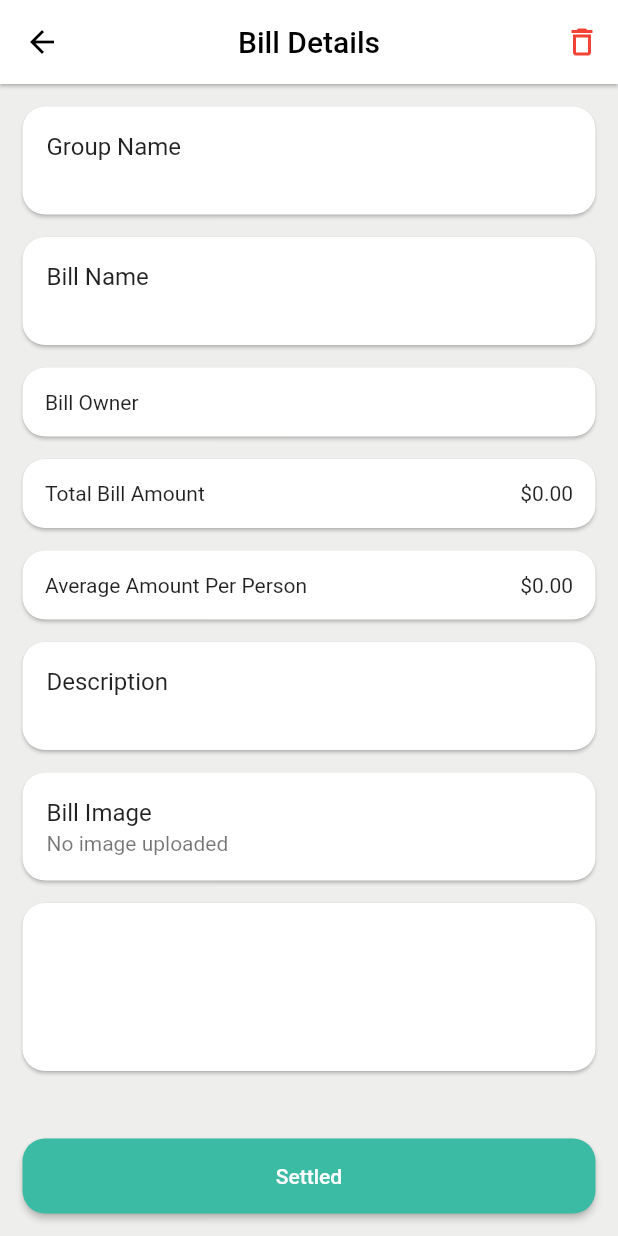
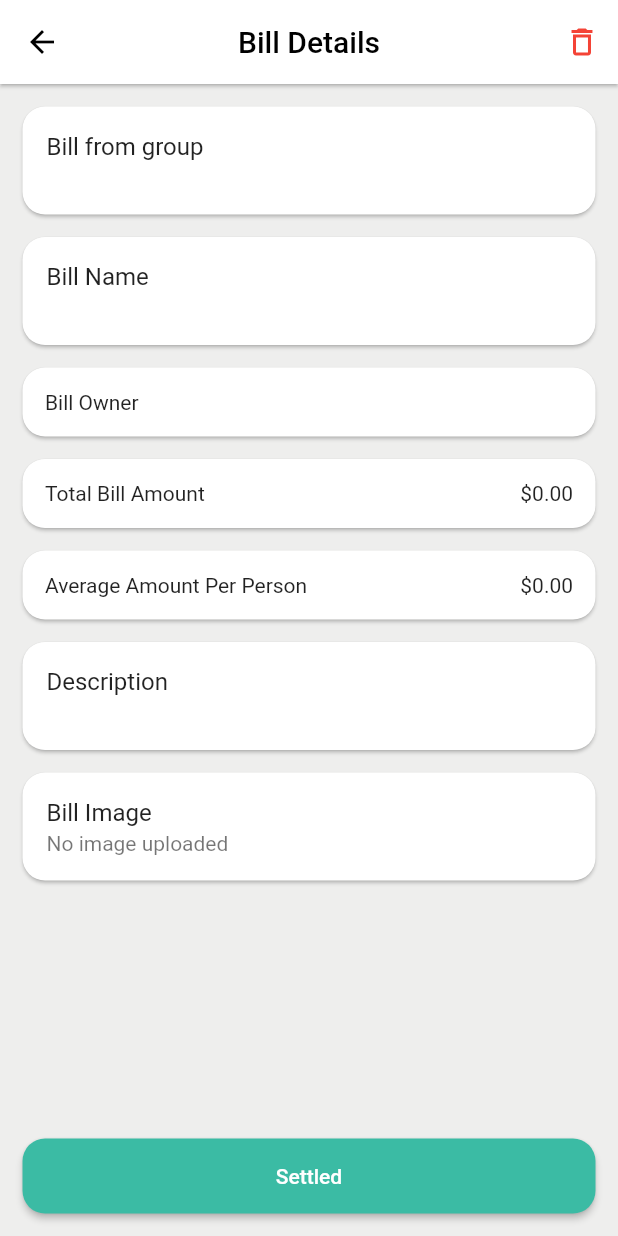
Before and after one commit to jakura987/ModernSpiltBill, a Flutter app: the BillDetailPage screen opened directly with empty values, on a phone screen of 412 x 824 dp. Run offline on Flutter 3.47's test engine with Material 2 defaults, Android fonts, the phone set to English and light mode, and no system bars; our stand-ins replace cloud_firestore, firebase_auth, firebase_core, firebase_storage, fl_chart, flutter_image_compress and 2 more; missing offline and left inert: google_mlkit_text_recognition; accounts and stored records are empty.

Commit message:
fix bugs

```diff
--- a/lib/main_module/bill_detail_page.dart
+++ b/lib/main_module/bill_detail_page.dart
@@ -108,7 +108,8 @@ class BillDetailPage extends StatelessWidget {
           ),
         ],
       ),
-      body: Center(
+      body: SingleChildScrollView(
+        child: Center(
           child: Padding(
             padding: EdgeInsets.all(15.0),
             child: Column(
@@ -121,7 +122,7 @@ class BillDetailPage extends StatelessWidget {
                     borderRadius: BorderRadius.circular(15),
                   ),
                   child: ListTile(
-                  title: Text('Group Name'),
+                    title: Text('Bill from group'),
                     subtitle: Text(bill.groupName ??
                         'Unknown'), // Use the groupName. If null, display 'Unknown'
                   ),
@@ -237,13 +238,14 @@ class BillDetailPage extends StatelessWidget {
                 ],
 
                 // People Status Card
-              Expanded(
-                child: Card(
+                  Card(
                     margin: EdgeInsets.only(bottom: 15),
                     shape: RoundedRectangleBorder(
                       borderRadius: BorderRadius.circular(15),
                     ),
                     child: ListView.builder(
+                      shrinkWrap: true,
+                      physics: NeverScrollableScrollPhysics(),
                       itemCount: peopleStatus.length,
                       itemBuilder: (context, index) {
                         return ListTile(
@@ -261,8 +263,8 @@ class BillDetailPage extends StatelessWidget {
                       },
                     ),
                   ),
+              ],
             ),
-            ],
           ),
         ),
       ),
--- a/lib/main_module/bill_page.dart
+++ b/lib/main_module/bill_page.dart
@@ -63,8 +63,6 @@ class _ShowBillState extends State<BillPage>
     _tabController?.dispose();
     super.dispose();
   }
-
-
   bool _isInit = true;
 
   @override
@@ -175,12 +173,10 @@ class _ShowBillState extends State<BillPage>
             return null;
           }
         }).where((billBox) => billBox != null).toList().cast<BillBox>();
-
         return ListView(children: bills);
       },
     );
   }
-
 }
 
 
--- a/lib/main_module/create_group.dart
+++ b/lib/main_module/create_group.dart
@@ -98,6 +98,7 @@ class _CreateGroupPageState extends State<CreateGroupPage> {
                 TextField(
                   controller: _groupNameController,
                   decoration: InputDecoration(
+                    hintText: "Enter group name",
                     border: UnderlineInputBorder(
                       borderSide: BorderSide(color: Palette.primaryColor),
                     ),
@@ -146,6 +147,7 @@ class _CreateGroupPageState extends State<CreateGroupPage> {
                     TextField(
                       controller: _searchUserController,
                       decoration: InputDecoration(
+                        hintText: "Enter email",
                         border: UnderlineInputBorder(
                           borderSide: BorderSide(color: Palette.primaryColor),
                         ),
--- a/lib/main_module/settings_page.dart
+++ b/lib/main_module/settings_page.dart
@@ -131,9 +131,9 @@ class _SettingsPageState extends State<SettingsPage> {
                   controller.text = monthlyLimit?.toString() ?? '';
                 }
               }
-              // 无需其他操作，因为当开关关闭时TextFormField应始终显示数据库中的值，并且由`enabled: isEnabled`确保其不可修改。
             });
           },
+          activeColor: Palette.primaryColor, // 设置开关的活跃颜色
         ),
         Text(label, style: TextStyle(fontSize: 16)),
         SizedBox(width: 10),
--- a/lib/navigate_page.dart
+++ b/lib/navigate_page.dart
@@ -16,7 +16,7 @@ class _NavigatePageState extends State<NavigatePage> {
   int _currentIndex = 0; // 当前选中的页面索引
 
   List<Widget> get _pages => [
-    HomePage(goToBillPage: goToBillPage),
+    HomePage(),
     GroupPage(),
     ChooseGroup(),
     BillPage(),
```
Also changed, not shown: lib/main_module/create_bill.dart (+40 -45 lines), lib/main_module/home_page.dart (+4 -4 lines). Lines whose indentation alone changed are shown as unchanged.
